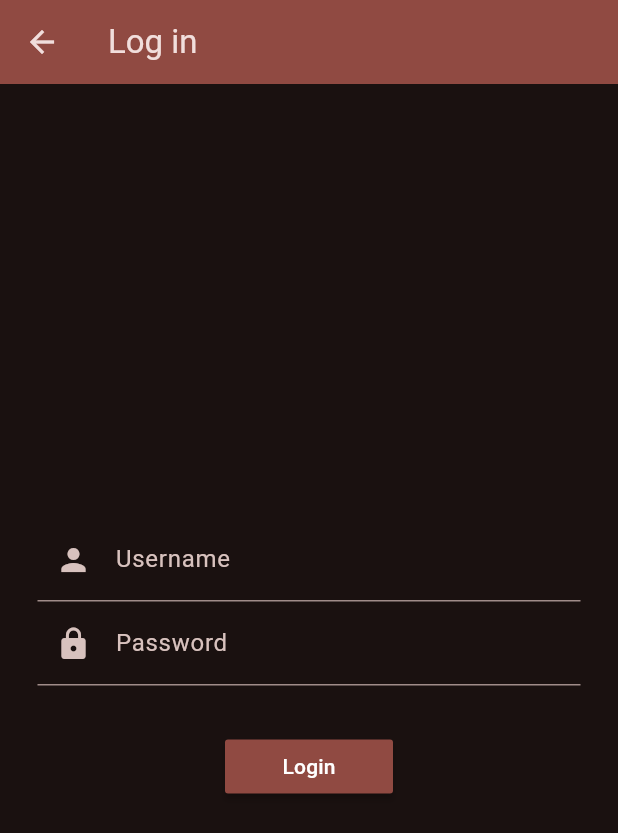
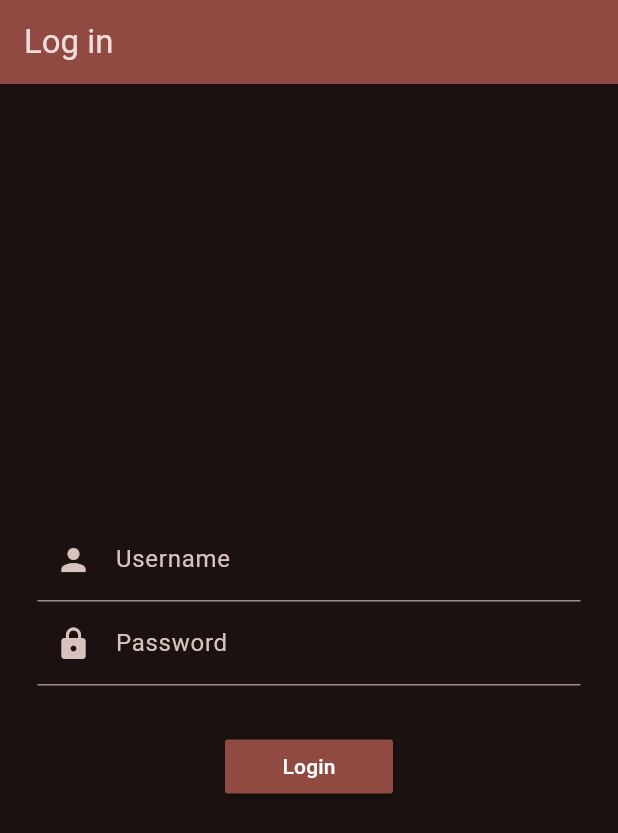
Before and after one commit to jamez2128/alertace, a Flutter app: the screen it shows after launch, after a tap on "Get Started", on a phone screen of 412 x 824 dp. Shown: the top 833 px of the screen. Run offline on Flutter 3.47's test engine with Material 3 defaults, Android fonts, the light colour scheme and no system bars.

Commit message:
remove back button in landing page

```diff
--- a/lib/main.dart
+++ b/lib/main.dart
@@ -60,7 +60,7 @@ class LandingPage extends StatelessWidget {
                     const EdgeInsets.only(top: 200.0), // Adjust the top padding
                 child: ElevatedButton(
                   onPressed: () {
-                    Navigator.push(
+                    Navigator.pushReplacement(
                       context,
                       MaterialPageRoute(
                           builder: (context) => const LoginScreen()),
```
